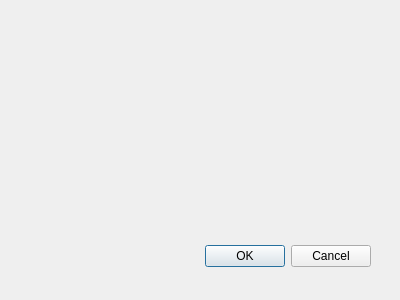
Qt form Server/DisconnectALL.ui (19127312/Socket) before a commit.
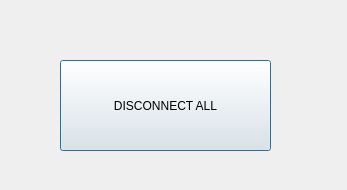
The same form after that commit.

Diff of the .ui file:
```diff
--- a/Server/DisconnectALL.ui
+++ b/Server/DisconnectALL.ui
@@ -6,27 +6,24 @@
    <rect>
     <x>0</x>
     <y>0</y>
-    <width>400</width>
-    <height>300</height>
+    <width>347</width>
+    <height>190</height>
    </rect>
   </property>
   <property name="windowTitle">
    <string>Dialog</string>
   </property>
-  <widget class="QDialogButtonBox" name="buttonBox">
+  <widget class="QPushButton" name="DiconnectButton">
    <property name="geometry">
     <rect>
-     <x>30</x>
-     <y>240</y>
-     <width>341</width>
-     <height>32</height>
+     <x>60</x>
+     <y>60</y>
+     <width>211</width>
+     <height>91</height>
     </rect>
    </property>
-   <property name="orientation">
-    <enum>Qt::Horizontal</enum>
-   </property>
-   <property name="standardButtons">
-    <set>QDialogButtonBox::Cancel|QDialogButtonBox::Ok</set>
+   <property name="text">
+    <string>DISCONNECT ALL</string>
    </property>
   </widget>
  </widget>
```
Left out of the diff: 35 changed lines with no effect on the pictures.
